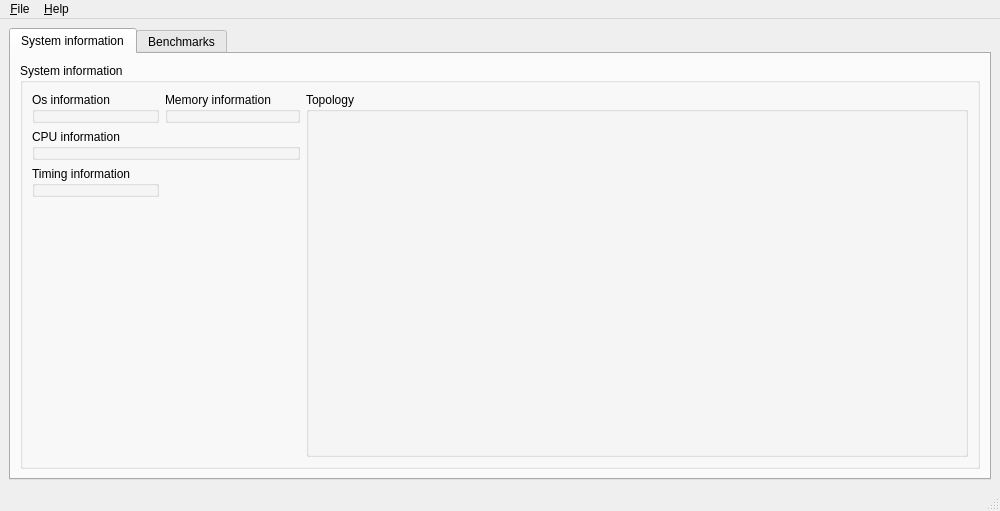
The window that apps/Qt/MainWindow.ui (klapeto/elpida) describes before a commit, drawn with Qt 5.
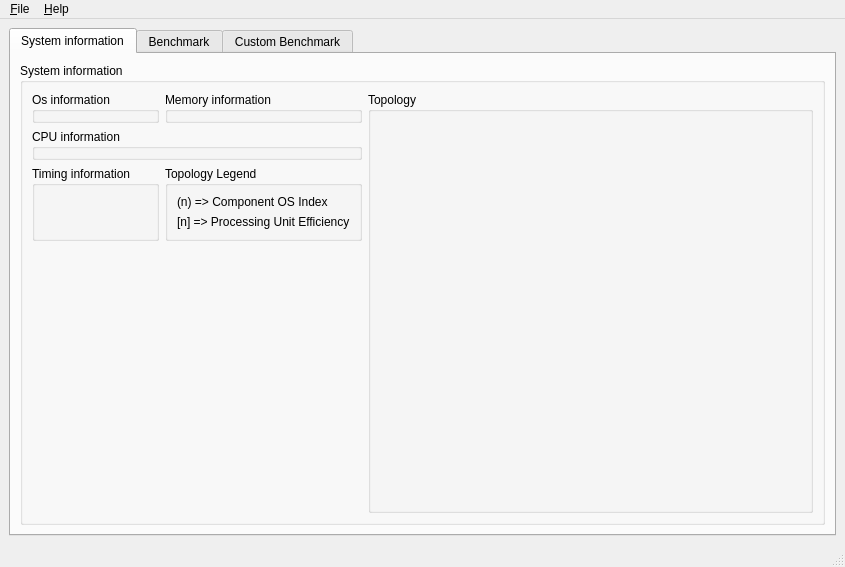
The same window after the commit.

Commit message: Added full benchmarks (WIP)

```diff
--- a/apps/Qt/MainWindow.ui
+++ b/apps/Qt/MainWindow.ui
@@ -6,8 +6,8 @@
    <rect>
     <x>0</x>
     <y>0</y>
-    <width>1000</width>
-    <height>511</height>
+    <width>845</width>
+    <height>567</height>
    </rect>
   </property>
   <property name="windowTitle">
@@ -84,6 +84,29 @@
              </layout>
             </widget>
            </item>
+           <item row="2" column="1">
+            <widget class="QGroupBox" name="gbTopologyLegend">
+             <property name="title">
+              <string>Topology Legend</string>
+             </property>
+             <layout class="QVBoxLayout" name="verticalLayout">
+              <item>
+               <widget class="QLabel" name="lblId">
+                <property name="text">
+                 <string>(n) =&gt; Component OS Index</string>
+                </property>
+               </widget>
+              </item>
+              <item>
+               <widget class="QLabel" name="lblEfficiency">
+                <property name="text">
+                 <string>[n] =&gt; Processing Unit Efficiency</string>
+                </property>
+               </widget>
+              </item>
+             </layout>
+            </widget>
+           </item>
           </layout>
          </widget>
         </item>
@@ -91,15 +114,15 @@
       </widget>
       <widget class="QWidget" name="tabBenchmarks">
        <attribute name="title">
-        <string>Benchmarks</string>
+        <string>Benchmark</string>
        </attribute>
-       <layout class="QHBoxLayout" name="horizontalLayout_4">
-        <item>
-         <widget class="QWidget" name="wBenchmarks" native="true">
-          <layout class="QGridLayout" name="gridLayout_2"/>
-         </widget>
-        </item>
-       </layout>
+       <layout class="QHBoxLayout" name="horizontalLayout_5"/>
+      </widget>
+      <widget class="QWidget" name="tabCustomBenchmark">
+       <attribute name="title">
+        <string>Custom Benchmark</string>
+       </attribute>
+       <layout class="QHBoxLayout" name="horizontalLayout_4"/>
       </widget>
      </widget>
     </item>
@@ -110,8 +133,8 @@
     <rect>
      <x>0</x>
      <y>0</y>
-     <width>1000</width>
-     <height>22</height>
+     <width>845</width>
+     <height>33</height>
     </rect>
    </property>
    <widget class="QMenu" name="menuFile">
```
Left out of the diff: 6 changed lines with no effect on the pictures. The commit also changes 111 other files.
